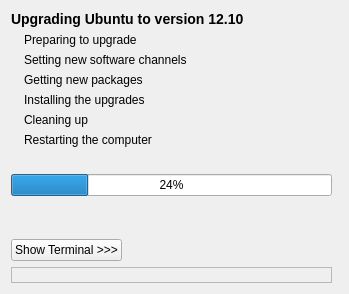
The window that DistUpgrade/window_main.ui (stek29/ubuntu-release-upgrader) describes before a commit, drawn with Qt 5.
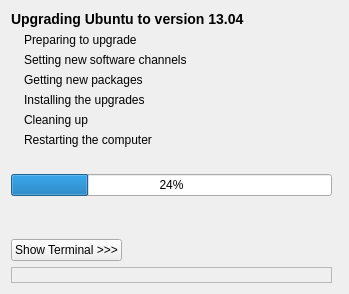
The same window after the commit.

What changed in the file:
```diff
--- a/DistUpgrade/window_main.ui
+++ b/DistUpgrade/window_main.ui
@@ -235,7 +235,7 @@
    <item row="0" column="0" colspan="4" >
     <widget class="QLabel" name="label_title" >
      <property name="text" >
-      <string>&lt;b>&lt;big>Upgrading Ubuntu to version 12.10&lt;/big>&lt;/b></string>
+      <string>&lt;b>&lt;big>Upgrading Ubuntu to version 13.04&lt;/big>&lt;/b></string>
      </property>
      <property name="wordWrap" >
       <bool>false</bool>
```
